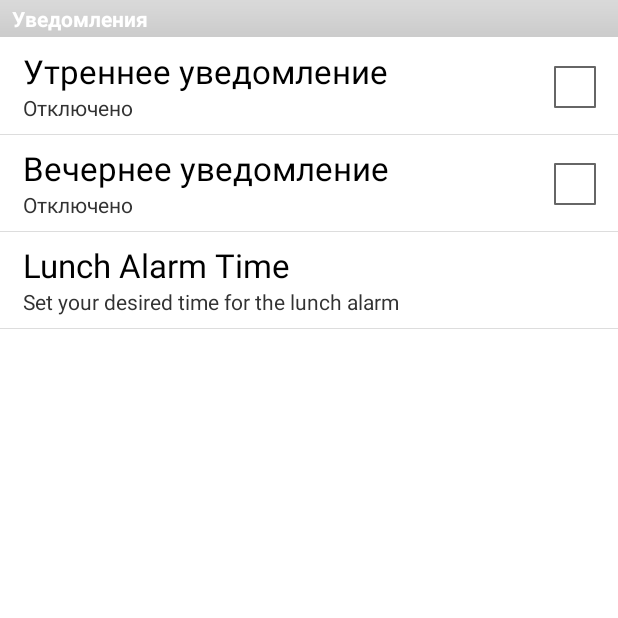
After one commit to gorbin/gismeteo, an Android app: the Prefs screen opened directly, with no data from a screen before it, on a phone screen of 412 x 824 dp, the top half of it. The commit adds this screen. Run offline under Robolectric (Android 15) with nearby library versions, the phone set to English and light mode, and no system bars; 2 statements that could not run were skipped.

Commit message:
add prefActivity/fragment need to check notif+prefs

```diff
--- a/src/main/AndroidManifest.xml
+++ b/src/main/AndroidManifest.xml
@@ -35,6 +35,11 @@
 			android:windowSoftInputMode="stateHidden"
 			android:screenOrientation="portrait">
 		</activity>
+        <activity
+                android:name="Prefs"
+                android:windowSoftInputMode="stateHidden"
+                android:screenOrientation="portrait">
+        </activity>
 		<receiver android:name="WeatherNotification" />
 		<service
         android:enabled="true"
--- a/src/main/java/com/example/gismeteo/ForecastForRegion.java
+++ b/src/main/java/com/example/gismeteo/ForecastForRegion.java
@@ -1,6 +1,5 @@
 package com.example.gismeteo;
 
-import android.app.Activity;
 import android.app.ProgressDialog;
 import android.content.Context;
 import android.os.AsyncTask;
@@ -17,7 +16,7 @@ class ForecastForRegion extends AsyncTask<Void, String, ArrayList<Weather>> {
 		private boolean progressDialogSet;
 		private ForecastTaskListener callback;
         private Context thisContext;
-        private AlertIt ad = new AlertIt();
+
 
 		public ForecastForRegion(Context context, String region, boolean progressDialogSet, ForecastTaskListener callback) {
 			this.region = region;
--- /dev/null
+++ b/src/main/java/com/example/gismeteo/Prefs.java
@@ -0,0 +1,12 @@
+package com.example.gismeteo;
+
+import android.os.Bundle;
+import android.preference.PreferenceActivity;
+
+public class Prefs extends PreferenceActivity {
+    @Override
+    public void onCreate(Bundle savedInstanceState) {
+        super.onCreate(savedInstanceState);
+        addPreferencesFromResource(R.xml.settings);
+    }
+}
--- /dev/null
+++ b/src/main/java/com/example/gismeteo/TimePreference.java
@@ -0,0 +1,89 @@
+package com.example.gismeteo;
+
+import android.content.Context;
+import android.content.res.TypedArray;
+import android.preference.DialogPreference;
+import android.util.AttributeSet;
+import android.view.View;
+import android.widget.TimePicker;
+
+public class TimePreference extends DialogPreference {
+    private int lastHour=0;
+    private int lastMinute=0;
+    private TimePicker picker=null;
+
+    public static int getHour(String time) {
+        String[] pieces=time.split(":");
+
+        return(Integer.parseInt(pieces[0]));
+    }
+
+    public static int getMinute(String time) {
+        String[] pieces=time.split(":");
+
+        return(Integer.parseInt(pieces[1]));
+    }
+
+    public TimePreference(Context ctxt, AttributeSet attrs) {
+        super(ctxt, attrs);
+
+        setPositiveButtonText("Set");
+        setNegativeButtonText("Cancel");
+    }
+
+    @Override
+    protected View onCreateDialogView() {
+        picker=new TimePicker(getContext());
+
+        return(picker);
+    }
+
+    @Override
+    protected void onBindDialogView(View v) {
+        super.onBindDialogView(v);
+
+        picker.setCurrentHour(lastHour);
+        picker.setCurrentMinute(lastMinute);
+    }
+
+    @Override
+    protected void onDialogClosed(boolean positiveResult) {
+        super.onDialogClosed(positiveResult);
+
+        if (positiveResult) {
+            lastHour=picker.getCurrentHour();
+            lastMinute=picker.getCurrentMinute();
+
+            String time=String.valueOf(lastHour)+":"+String.valueOf(lastMinute);
+
+            if (callChangeListener(time)) {
+                persistString(time);
+            }
+        }
+    }
+
+    @Override
+    protected Object onGetDefaultValue(TypedArray a, int index) {
+        return(a.getString(index));
+    }
+
+    @Override
+    protected void onSetInitialValue(boolean restoreValue, Object defaultValue) {
+        String time=null;
+
+        if (restoreValue) {
+            if (defaultValue==null) {
+                time=getPersistedString("00:00");
+            }
+            else {
+                time=getPersistedString(defaultValue.toString());
+            }
+        }
+        else {
+            time=defaultValue.toString();
+        }
+
+        lastHour=getHour(time);
+        lastMinute=getMinute(time);
+    }
+}
--- a/src/main/java/com/example/gismeteo/WeatherNotification.java
+++ b/src/main/java/com/example/gismeteo/WeatherNotification.java
@@ -1,9 +1,6 @@
 package com.example.gismeteo;
 
-import android.app.AlarmManager;
-import android.app.Notification;
-import android.app.NotificationManager;
-import android.app.PendingIntent;
+
 import android.content.BroadcastReceiver;
 import android.content.Context;
 import android.content.Intent;
--- a/src/main/res/values/strings.xml
+++ b/src/main/res/values/strings.xml
@@ -14,6 +14,11 @@
     <string name="error">Проблемы с интернет соединением, перезапустите приложение</string>
 	<string name="noLocation">Не можем определить ваше расположение</string>
     <string name="close">Закрыть</string>
+
+	<string name="notif">Уведомления</string>
+	<string name="morning_notif">Утреннее уведомление</string>
+	<string name="evening_notif">Вечернее уведомление</string>
+	<string name="no_notif">Отключено</string>
 
 	<string name="gapi_region_url">http://maps.googleapis.com/maps/api/geocode/json?latlng=%s&amp;sensor=true</string>
 	<string name="gismeteo_url">http://informer.gismeteo.ru/xml/%s_1.xml</string>
--- /dev/null
+++ b/src/main/res/xml/settings.xml
@@ -0,0 +1,19 @@
+<PreferenceScreen xmlns:android="http://schemas.android.com/apk/res/android">
+	<PreferenceCategory
+        android:title="@string/notif">
+		<CheckBoxPreference
+            android:key="morning_pref"
+            android:title="@string/morning_notif"
+            android:summary="@string/no_notif" />
+		<CheckBoxPreference
+            android:key="evening_pref"
+            android:title="@string/evening_notif"
+            android:summary="@string/no_notif" />
+        <com.example.gismeteo.TimePreference
+                android:key="alarm_time"
+                android:title="Lunch Alarm Time"
+                android:defaultValue="off"
+                android:summary="Set your desired time for the lunch alarm"
+                android:dependency="alarm" />
+	</PreferenceCategory>
+</PreferenceScreen>
```
Also changed, not shown: src/main/gen/com/example/gismeteo/BuildConfig.java (added, +8 -0 lines), src/main/gen/com/example/gismeteo/Manifest.java (added, +7 -0 lines), src/main/gen/com/example/gismeteo/R.java (added, +7 -0 lines), src/main/java/com/example/gismeteo/AlertIt.java (deleted, +0 -58 lines), src/main/java/com/example/gismeteo/MainActivity.java (+13 -9 lines), src/main/java/com/example/gismeteo/PrefsFrag.java (added, +17 -0 lines), src/main/java/com/example/gismeteo/WeatherService.java (+12 -0 lines), 1 other file.
